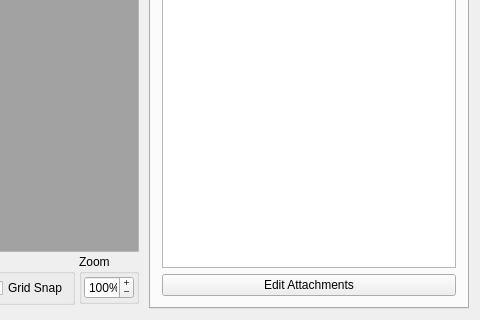
Old version of the form src/ui/tabs/tabframes.ui in the repository PsyCommando/ppmdu_spriteeditor; both pictures show x 484 to 964 and y 304 to 624 of the 964 by 624 pixel window.
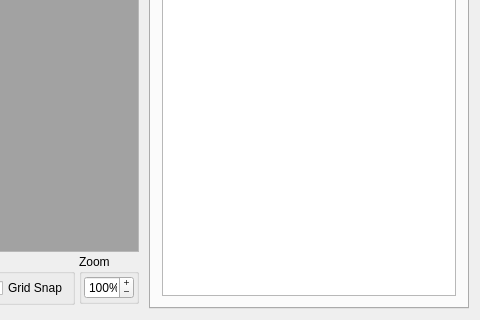
New version of the form. The open tabs and pages were chosen to show the change. Icons and pictures are not drawn.

Diff of the .ui file:
```diff
--- a/src/ui/tabs/tabframes.ui
+++ b/src/ui/tabs/tabframes.ui
@@ -1166,25 +1166,6 @@
              </attribute>
             </widget>
            </item>
-           <item>
-            <widget class="QPushButton" name="btnEditAttachments">
-             <property name="text">
-              <string>Edit Attachments</string>
-             </property>
-             <property name="checkable">
-              <bool>true</bool>
-             </property>
-             <property name="autoDefault">
-              <bool>false</bool>
-             </property>
-             <property name="default">
-              <bool>false</bool>
-             </property>
-             <property name="flat">
-              <bool>false</bool>
-             </property>
-            </widget>
-           </item>
           </layout>
          </item>
         </layout>
```
Left out of the diff: 2 changed lines with no effect on the pictures.
